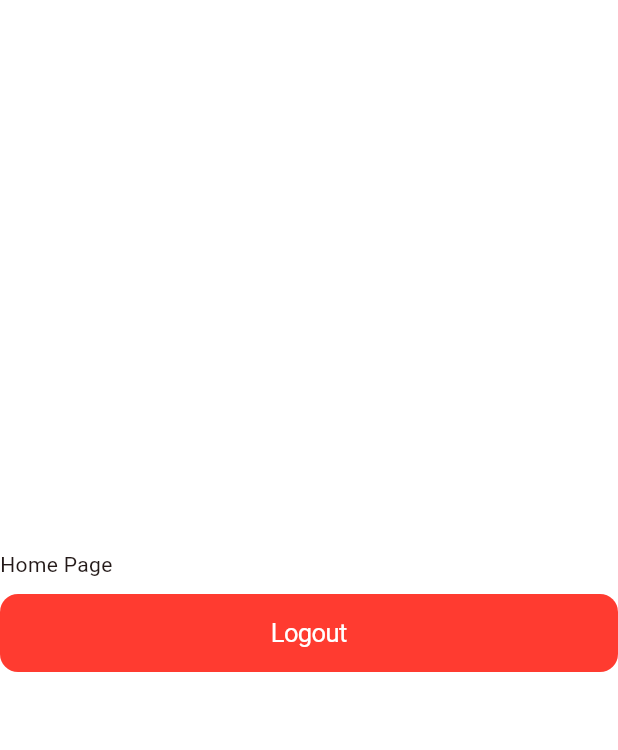
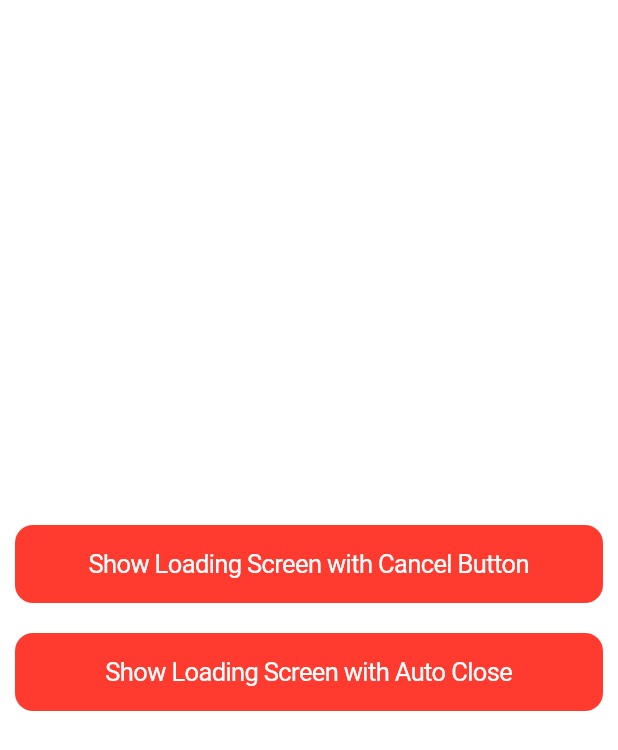
Before and after one commit to methompson/flutter_vice_bank, a Flutter app: the AuthenticationWatcher widget shown alone on an empty page, opened directly, on a phone screen of 412 x 824 dp. Shown: the top 750 px of the screen. Run offline on Flutter 3.47's test engine with Material 3 defaults, Android fonts, the phone set to English and light mode, and no system bars; our stand-ins replace firebase_auth, firebase_core, go_router; accounts and stored records are empty.

Commit message:
Added loading screen, debug screen and began hooing that information up. Finalized authentication routing strategy

```diff
--- /dev/null
+++ b/lib/data_models/messaging_data.dart
@@ -0,0 +1,53 @@
+import 'package:uuid/uuid.dart';
+
+class LoadingScreenData {
+  final String message;
+  final Function()? onCancel;
+
+  LoadingScreenData({
+    required this.message,
+    this.onCancel,
+  });
+}
+
+enum SnackbarType {
+  success,
+  error,
+  warning,
+  info,
+}
+
+class SnackbarData {
+  final String id;
+  final String message;
+  final SnackbarType type;
+
+  SnackbarData({
+    required this.id,
+    required this.message,
+    required this.type,
+  });
+
+  factory SnackbarData.success(String message) {
+    return SnackbarData.generic(message, SnackbarType.success);
+  }
+  factory SnackbarData.error(String message) {
+    return SnackbarData.generic(message, SnackbarType.error);
+  }
+  factory SnackbarData.info(String message) {
+    return SnackbarData.generic(message, SnackbarType.info);
+  }
+  factory SnackbarData.warning(String message) {
+    return SnackbarData.generic(message, SnackbarType.warning);
+  }
+
+  factory SnackbarData.generic(String message, SnackbarType type) {
+    final id = Uuid().v4();
+
+    return SnackbarData(
+      id: id,
+      message: message,
+      type: type,
+    );
+  }
+}
--- /dev/null
+++ b/lib/global_state/messaging_provider.dart
@@ -0,0 +1,34 @@
+import 'package:flutter/foundation.dart';
+import 'package:flutter_action_bank/data_models/messaging_data.dart';
+
+class MessagingProvider extends ChangeNotifier {
+  // TODO implement messaging provider
+  // loading screen
+  // Toast message
+
+  LoadingScreenData? _loadingScreenData;
+  List<SnackbarData> _snackbarData = [];
+
+  LoadingScreenData? get loadingScreenData => _loadingScreenData;
+  List<SnackbarData> get snackbarData => _snackbarData;
+
+  void setLoadingScreenData(LoadingScreenData data) {
+    _loadingScreenData = data;
+    notifyListeners();
+  }
+
+  void clearLoadingScreen() {
+    _loadingScreenData = null;
+    notifyListeners();
+  }
+
+  void addSnackbar(SnackbarData data) {
+    _snackbarData.add(data);
+    notifyListeners();
+  }
+
+  void closeSnackBar(id) {
+    _snackbarData.removeWhere((element) => element.id == id);
+    notifyListeners();
+  }
+}
--- /dev/null
+++ b/lib/ui/components/authentication_watcher.dart
@@ -0,0 +1,50 @@
+import 'dart:async';
+
+import 'package:firebase_auth/firebase_auth.dart';
+import 'package:flutter/cupertino.dart';
+import 'package:provider/provider.dart';
+import 'package:go_router/go_router.dart';
+
+import 'package:flutter_action_bank/global_state/authentication_provider.dart';
+
+class AuthenticationWatcher extends StatefulWidget {
+  final Widget child;
+
+  AuthenticationWatcher(this.child);
+
+  @override
+  State<AuthenticationWatcher> createState() => AuthenticationWatcherState();
+}
+
+class AuthenticationWatcherState extends State<AuthenticationWatcher> {
+  StreamSubscription? authStreamListener;
+
+  @override
+  initState() {
+    super.initState();
+    authInit();
+  }
+
+  @override
+  dispose() {
+    super.dispose();
+    authStreamListener?.cancel();
+  }
+
+  authInit() {
+    authStreamListener =
+        FirebaseAuth.instance.authStateChanges().listen((User? user) async {
+      final authProvider = context.read<AuthenticationProvider>();
+      authProvider.setAuthentication(user);
+
+      if (user == null) {
+        context.go('/login');
+      }
+    });
+  }
+
+  @override
+  Widget build(BuildContext context) {
+    return widget.child;
+  }
+}
--- /dev/null
+++ b/lib/ui/components/loadable.dart
@@ -0,0 +1,18 @@
+import 'package:flutter/widgets.dart';
+import 'package:flutter_action_bank/ui/components/loading_screen.dart';
+
+class Loadable extends StatelessWidget {
+  final Widget child;
+
+  Loadable(this.child);
+
+  @override
+  Widget build(BuildContext context) {
+    return Stack(
+      children: [
+        child,
+        LoadingScreen(),
+      ],
+    );
+  }
+}
--- /dev/null
+++ b/lib/ui/components/loading_screen.dart
@@ -0,0 +1,71 @@
+import 'package:flutter/cupertino.dart';
+import 'package:flutter_action_bank/data_models/messaging_data.dart';
+import 'package:provider/provider.dart';
+
+import 'package:flutter_action_bank/global_state/messaging_provider.dart';
+
+class LoadingScreen extends StatelessWidget {
+  @override
+  Widget build(BuildContext context) {
+    return Selector<MessagingProvider, LoadingScreenData?>(
+      selector: (_, provider) => provider.loadingScreenData,
+      builder: (_, loadingScreenData, __) {
+        final ignoring = loadingScreenData == null;
+
+        final child =
+            loadingScreenData != null ? LoadingScreenWidgets() : Container();
+
+        return IgnorePointer(
+          ignoring: ignoring,
+          child: AnimatedSwitcher(
+            duration: Duration(milliseconds: 250),
+            child: child,
+          ),
+        );
+      },
+    );
+  }
+}
+
+class LoadingScreenWidgets extends StatelessWidget {
+  @override
+  Widget build(BuildContext context) {
+    // TODO get loading screen data from messaging provider
+    final msgProvider = context.read<MessagingProvider>();
+
+    final msg = msgProvider.loadingScreenData?.message ?? 'Loading...';
+    final onCancel = msgProvider.loadingScreenData?.onCancel;
+
+    return Container(
+      color: CupertinoColors.black.withOpacity(0.7),
+      child: Column(
+        mainAxisAlignment: MainAxisAlignment.center,
+        crossAxisAlignment: CrossAxisAlignment.center,
+        children: [
+          Center(
+            child: CupertinoActivityIndicator(
+              radius: 20,
+              color: CupertinoColors.white,
+            ),
+          ),
+          Container(
+            padding: EdgeInsets.all(20),
+            child: Text(
+              msg,
+              style: TextStyle(
+                color: CupertinoColors.white,
+                fontSize: 20,
+                fontWeight: FontWeight.bold,
+              ),
+            ),
+          ),
+          if (onCancel != null)
+            CupertinoButton.filled(
+              onPressed: onCancel,
+              child: Text('Cancel'),
+            )
+        ],
+      ),
+    );
+  }
+}
--- a/lib/ui/components/login_fields.dart
+++ b/lib/ui/components/login_fields.dart
@@ -62,12 +62,10 @@ class LoginFieldsState extends State<LoginFields> {
 
       final user = FirebaseAuth.instance.currentUser;
       authProvider.setAuthentication(user);
-      print('Logged in');
-      print('${credential.user?.email}');
 
       context.go('/home');
     } catch (e) {
-      print('Error logging in: $e');
+      // print('Error logging in: $e');
     }
   }
 }
--- /dev/null
+++ b/lib/ui/pages/debug.dart
@@ -0,0 +1,94 @@
+import 'dart:async';
+
+import 'package:flutter/cupertino.dart';
+import 'package:flutter_action_bank/data_models/messaging_data.dart';
+import 'package:flutter_action_bank/global_state/messaging_provider.dart';
+import 'package:flutter_action_bank/ui/components/authentication_watcher.dart';
+import 'package:flutter_action_bank/ui/components/loadable.dart';
+import 'package:flutter_action_bank/ui/components/page_container.dart';
+import 'package:provider/provider.dart';
+
+class DebugPage extends StatelessWidget {
+  @override
+  Widget build(BuildContext context) {
+    return AuthenticationWatcher(Loadable(Debug()));
+  }
+}
+
+class Debug extends StatelessWidget {
+  @override
+  Widget build(BuildContext context) {
+    return PageContainer(
+      child: Column(
+        mainAxisAlignment: MainAxisAlignment.center,
+        crossAxisAlignment: CrossAxisAlignment.stretch,
+        children: [
+          _ShowLoadingScreenWithCancelButton(),
+          _ShowLoadingScreenWithAutoClose()
+        ],
+      ),
+    );
+  }
+}
+
+class DebugButton extends StatelessWidget {
+  final String buttonText;
+  final dynamic Function() onPressed;
+
+  DebugButton({
+    required this.buttonText,
+    required this.onPressed,
+  });
+
+  @override
+  Widget build(BuildContext context) {
+    return Container(
+      margin: EdgeInsets.all(10),
+      child: CupertinoButton.filled(
+        onPressed: onPressed,
+        child: Text(buttonText),
+      ),
+    );
+  }
+}
+
+class _ShowLoadingScreenWithCancelButton extends StatelessWidget {
+  @override
+  Widget build(BuildContext context) {
+    return DebugButton(
+      buttonText: 'Show Loading Screen with Cancel Button',
+      onPressed: () {
+        final msgProvider = context.read<MessagingProvider>();
+        msgProvider.setLoadingScreenData(
+          LoadingScreenData(
+            message: 'Loading...',
+            onCancel: () {
+              msgProvider.clearLoadingScreen();
+            },
+          ),
+        );
+      },
+    );
+  }
+}
+
+class _ShowLoadingScreenWithAutoClose extends StatelessWidget {
+  @override
+  Widget build(BuildContext context) {
+    return DebugButton(
+      buttonText: 'Show Loading Screen with Auto Close',
+      onPressed: () {
+        final msgProvider = context.read<MessagingProvider>();
+        msgProvider.setLoadingScreenData(
+          LoadingScreenData(
+            message: 'Loading...',
+          ),
+        );
+
+        Timer(Duration(seconds: 3), () {
+          msgProvider.clearLoadingScreen();
+        });
+      },
+    );
+  }
+}
--- a/lib/ui/router.dart
+++ b/lib/ui/router.dart
@@ -1,7 +1,4 @@
-import 'dart:async';
-
-import 'package:firebase_auth/firebase_auth.dart';
-import 'package:flutter/cupertino.dart';
+import 'package:flutter_action_bank/ui/pages/debug.dart';
 import 'package:go_router/go_router.dart';
 import 'package:provider/provider.dart';
 
@@ -37,57 +34,7 @@ final router = GoRouter(
     GoRoute(
       name: 'home',
       path: '/home',
-      builder: (_, __) => AuthenticationWatcher(HomePage()),
+      builder: (_, __) => DebugPage(),
     ),
   ],
 );
-
-class AuthenticationWatcher extends StatefulWidget {
-  final Widget child;
-
-  AuthenticationWatcher(this.child);
-
-  @override
-  State<AuthenticationWatcher> createState() => AuthenticationWatcherState();
-}
-
-class AuthenticationWatcherState extends State<AuthenticationWatcher> {
-  StreamSubscription? authStreamListener;
-
-  @override
-  initState() {
-    super.initState();
-    authInit();
-  }
-
-  @override
-  dispose() {
-    print('disposing');
-    super.dispose();
-    authStreamListener?.cancel();
-  }
-
-  authInit() {
-    print('authInit');
-    authStreamListener =
-        FirebaseAuth.instance.authStateChanges().listen((User? user) async {
-      final authProvider = context.read<AuthenticationProvider>();
-      authProvider.setAuthentication(user);
-
-      if (user == null) {
-        print('User is currently signed out!');
-
-        context.go('/login');
-      } else {
-        print('User is signed in!');
-        print(user.displayName);
-        print(user.email);
-      }
-    });
-  }
-
-  @override
-  Widget build(BuildContext context) {
-    return widget.child;
-  }
-}
--- a/pubspec.yaml
+++ b/pubspec.yaml
@@ -40,6 +40,7 @@ dependencies:
   go_router: ^13.2.0
   provider: ^6.1.2
   shared_preferences: ^2.2.2
+  uuid: ^4.3.3
 
 dev_dependencies:
   flutter_test:
```
Also changed, not shown: lib/main.dart (+13 -4 lines), lib/ui/pages/home.dart (+10 -1 lines), lib/ui/pages/login.dart (+9 -1 lines), lib/utils/type_checker.dart (added, +15 -0 lines), pubspec.lock, 1 other file.
